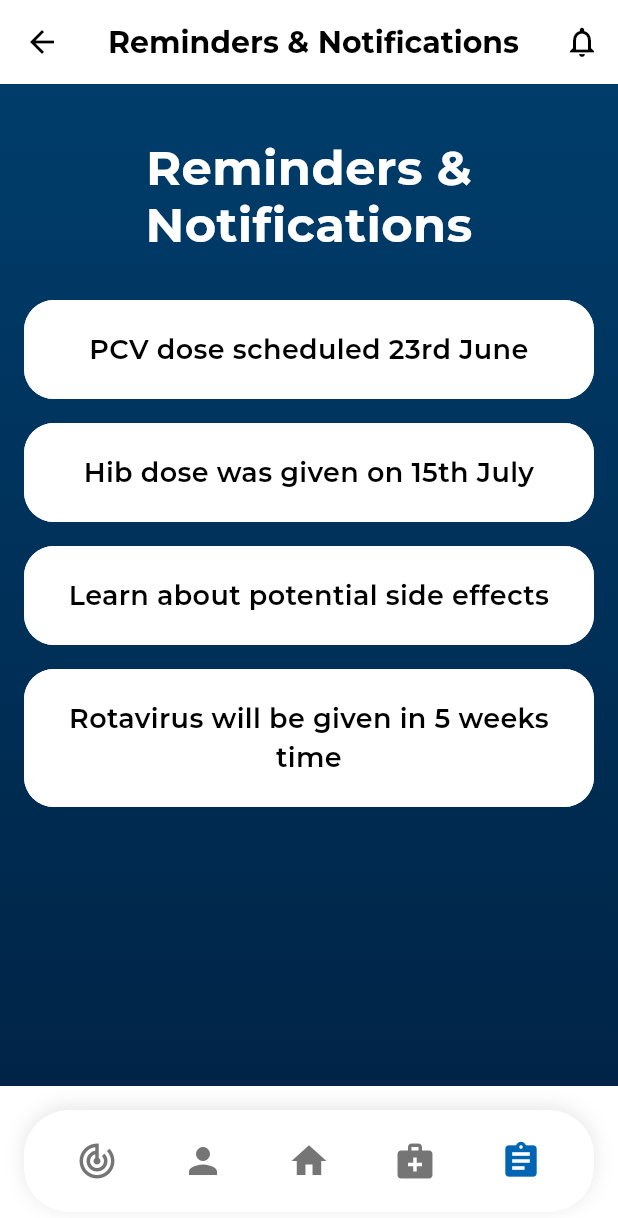
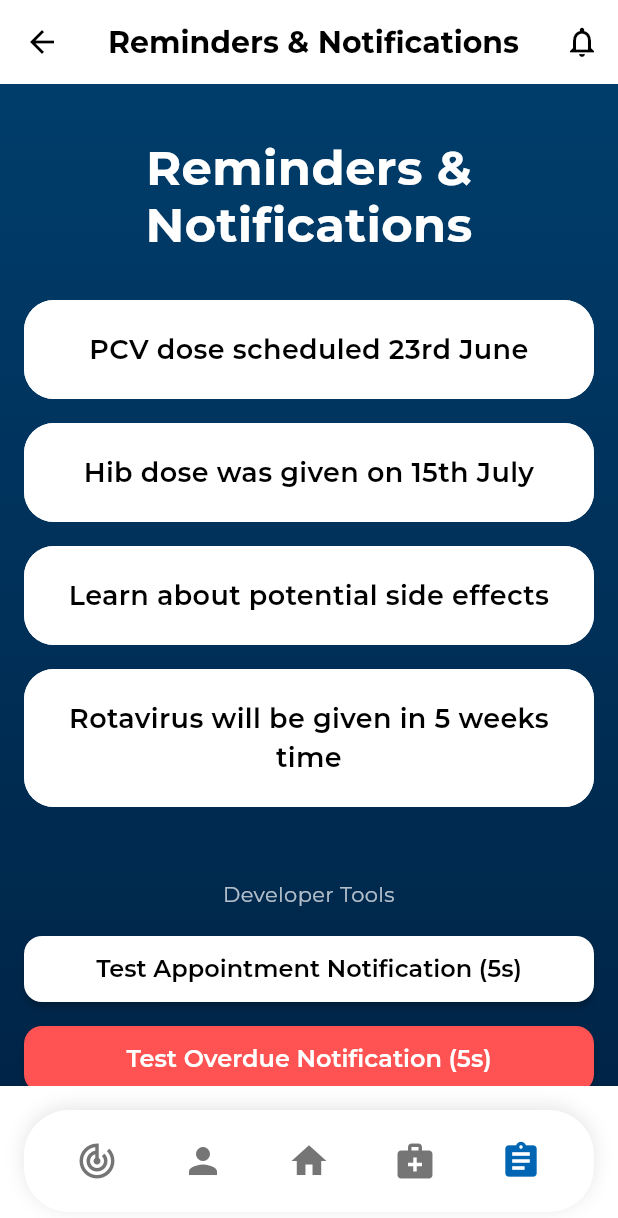
Before and after one commit to KosherKev/trackmyshots, a Flutter app: the RemindersScreen screen opened by its route, on a phone screen of 412 x 824 dp. Shown: the top 1218 px of the screen. Run offline on Flutter 3.47's test engine with Material 3 defaults, Android fonts, the phone set to English and light mode, and no system bars; our stand-ins replace flutter_local_notifications, google_fonts, shared_preferences, timezone; accounts and stored records are empty.

Commit message:
feat(notifications): implement smart reminder system with deep linking
- Add dynamic reminder scheduling with conflict resolution between appointments and vaccines
- Support deep linking to appointment detail or tracking screens
- Update notification payload format to include type and id
- Add developer tools for testing notifications
- Document reminder strategy in DYNAMIC_REMINDERS.md

```diff
--- a/lib/main.dart
+++ b/lib/main.dart
@@ -13,6 +13,7 @@ import 'package:trackmyshots/screens/progress_feedback_screen.dart';
 import 'package:trackmyshots/screens/onboarding_welcome_screen.dart';
 import 'package:trackmyshots/screens/child_information_screen.dart';
 import 'package:trackmyshots/screens/schedule_confirmation_screen.dart';
+import 'package:trackmyshots/screens/appointment_detail_screen.dart';
 import 'package:trackmyshots/utils/global_keys.dart';
 
 void main() {
@@ -47,6 +48,17 @@ class TrackMyShotsApp extends StatelessWidget {
         '/onboarding': (context) => const OnboardingWelcomeScreen(),
         '/child-info': (context) => const ChildInformationScreen(),
         '/schedule-confirmation': (context) => const ScheduleConfirmationScreen(),
+        '/appointment-detail': (context) {
+          final appointmentId = ModalRoute.of(context)!.settings.arguments as String;
+          final appState = Provider.of<AppState>(context, listen: false);
+          try {
+            final appointment = appState.appointments.firstWhere((a) => a.id == appointmentId);
+            return AppointmentDetailScreen(appointment: appointment);
+          } catch (e) {
+            // Fallback if appointment not found (e.g. deleted)
+            return const HomeScreen();
+          }
+        },
       },
     );
   }
--- a/lib/screens/reminders_screen.dart
+++ b/lib/screens/reminders_screen.dart
@@ -1,5 +1,6 @@
 import 'package:flutter/material.dart';
 import 'package:trackmyshots/widgets/standard_card.dart';
+import 'package:trackmyshots/services/notification_service.dart';
 
 class RemindersScreen extends StatefulWidget {
   const RemindersScreen({super.key});
@@ -74,6 +75,51 @@ class _RemindersScreenState extends State<RemindersScreen> {
             centerText: true,
           ),
 
+          const SizedBox(height: 32),
+          const Text(
+            'Developer Tools',
+            textAlign: TextAlign.center,
+            style: TextStyle(color: Colors.white70, fontSize: 14),
+          ),
+          const SizedBox(height: 16),
+          ElevatedButton(
+            onPressed: () async {
+              await NotificationService().scheduleNotification(
+                id: 999,
+                title: 'Test Appointment Reminder',
+                body: 'Tap to see appointment details',
+                scheduledDate: DateTime.now().add(const Duration(seconds: 5)),
+                payload: 'appointment|test_id',
+              );
+              if (context.mounted) {
+                ScaffoldMessenger.of(context).showSnackBar(
+                  const SnackBar(content: Text('Notification scheduled in 5 seconds')),
+                );
+              }
+            },
+            style: ElevatedButton.styleFrom(backgroundColor: Colors.white),
+            child: const Text('Test Appointment Notification (5s)', style: TextStyle(color: Colors.black)),
+          ),
+          const SizedBox(height: 12),
+          ElevatedButton(
+            onPressed: () async {
+              await NotificationService().scheduleNotification(
+                id: 998,
+                title: 'Test Overdue Reminder',
+                body: 'Action Needed: Polio is overdue. Schedule now.',
+                scheduledDate: DateTime.now().add(const Duration(seconds: 5)),
+                payload: 'vaccine|test_id',
+              );
+              if (context.mounted) {
+                ScaffoldMessenger.of(context).showSnackBar(
+                  const SnackBar(content: Text('Overdue Notification scheduled in 5 seconds')),
+                );
+              }
+            },
+            style: ElevatedButton.styleFrom(backgroundColor: Colors.redAccent),
+            child: const Text('Test Overdue Notification (5s)', style: TextStyle(color: Colors.white)),
+          ),
+
           const SizedBox(height: 100), // Space for bottom nav
         ],
       ),
```
Also changed, not shown: lib/screens/home_screen.dart (+12 -1 lines), lib/services/app_state.dart (+102 -29 lines), lib/services/notification_service.dart (+23 -5 lines), 21 other files.
